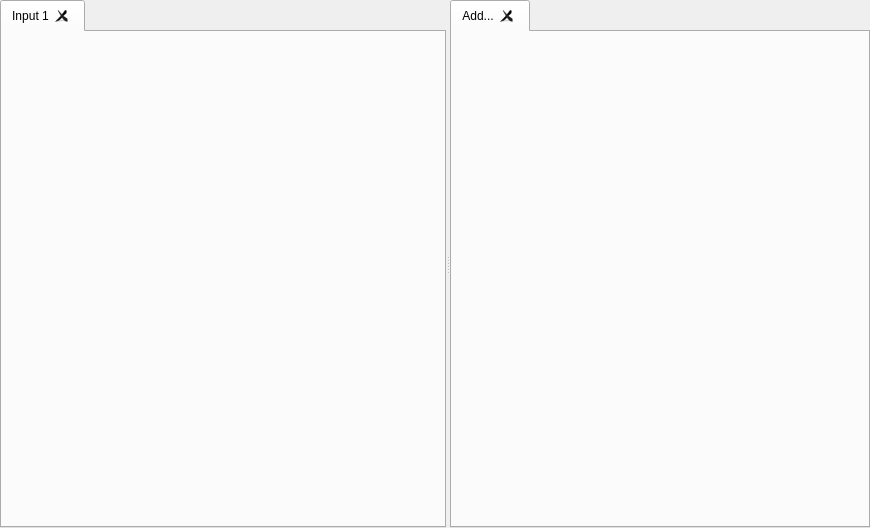
Qt form src/UI/queuewidget.ui (RxLaboratory/DuME) before a commit.
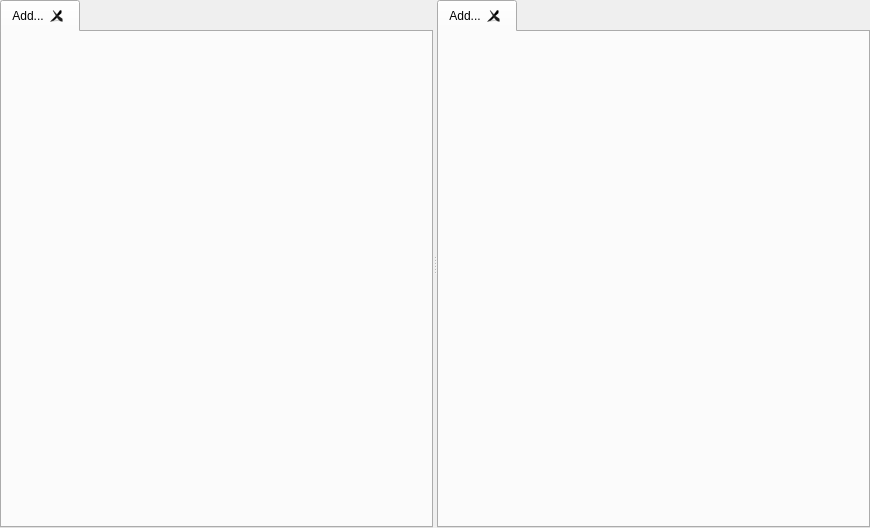
The same form after that commit.

Commit message: multiple input fixes

```diff
--- a/src/UI/queuewidget.ui
+++ b/src/UI/queuewidget.ui
@@ -43,7 +43,7 @@
       </property>
       <widget class="QWidget" name="inputTab1">
        <attribute name="title">
-        <string>Input 1</string>
+        <string>Add...</string>
        </attribute>
        <layout class="QVBoxLayout" name="verticalLayout_2">
         <property name="spacing">
```
The commit also changes 5 other files.
